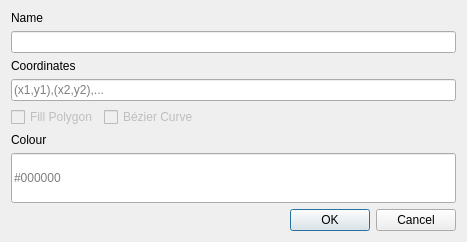
An-dz/INE5420, file ui/createObject.ui: the form before one commit.
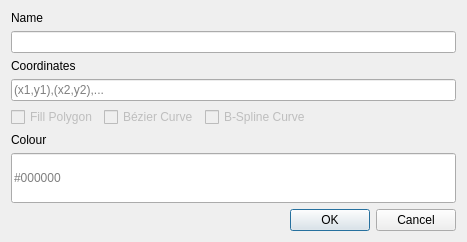
The form after the commit.

Commit message: Add BSpline with Forward Differences

Patch:
```diff
--- a/ui/createObject.ui
+++ b/ui/createObject.ui
@@ -57,7 +57,7 @@
     </widget>
    </item>
    <item>
-    <layout class="QHBoxLayout" name="horizontalLayout_4" stretch="0,1">
+    <layout class="QHBoxLayout" name="horizontalLayout_4" stretch="0,0,1">
      <item>
       <widget class="QCheckBox" name="checkboxPolygon">
        <property name="enabled">
@@ -78,6 +78,16 @@
        </property>
       </widget>
      </item>
+     <item>
+      <widget class="QCheckBox" name="checkBoxBSpline">
+       <property name="enabled">
+        <bool>false</bool>
+       </property>
+       <property name="text">
+        <string>B-Spline Curve</string>
+       </property>
+      </widget>
+     </item>
     </layout>
    </item>
    <item>
```
The commit also changes 6 other files.
